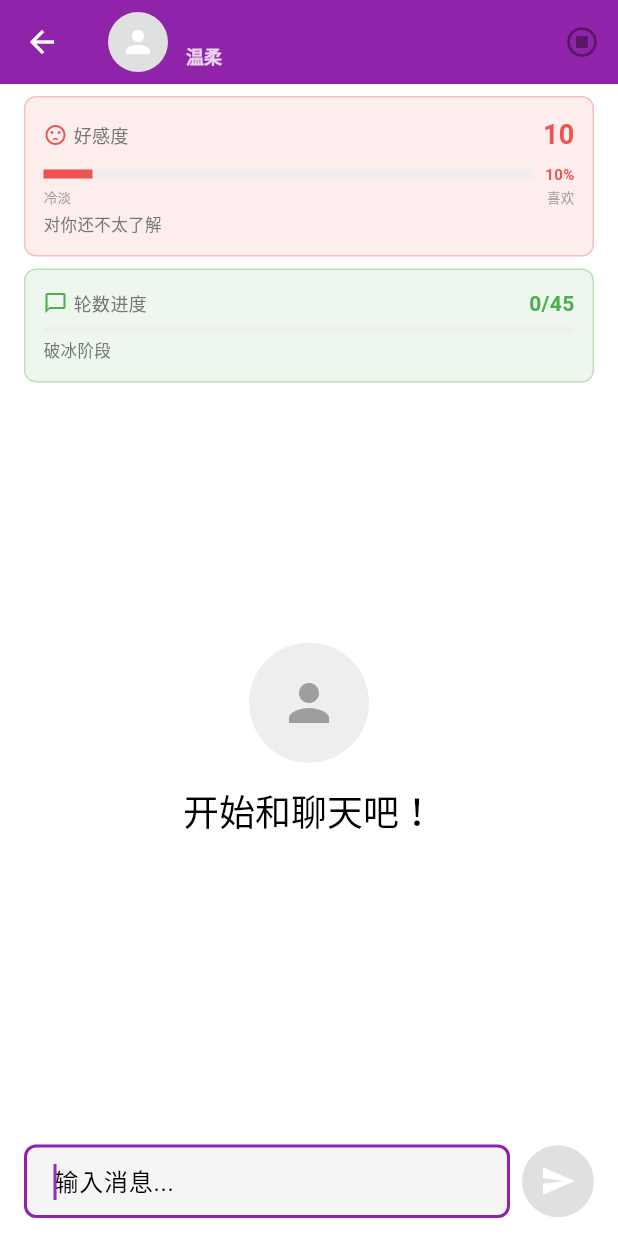
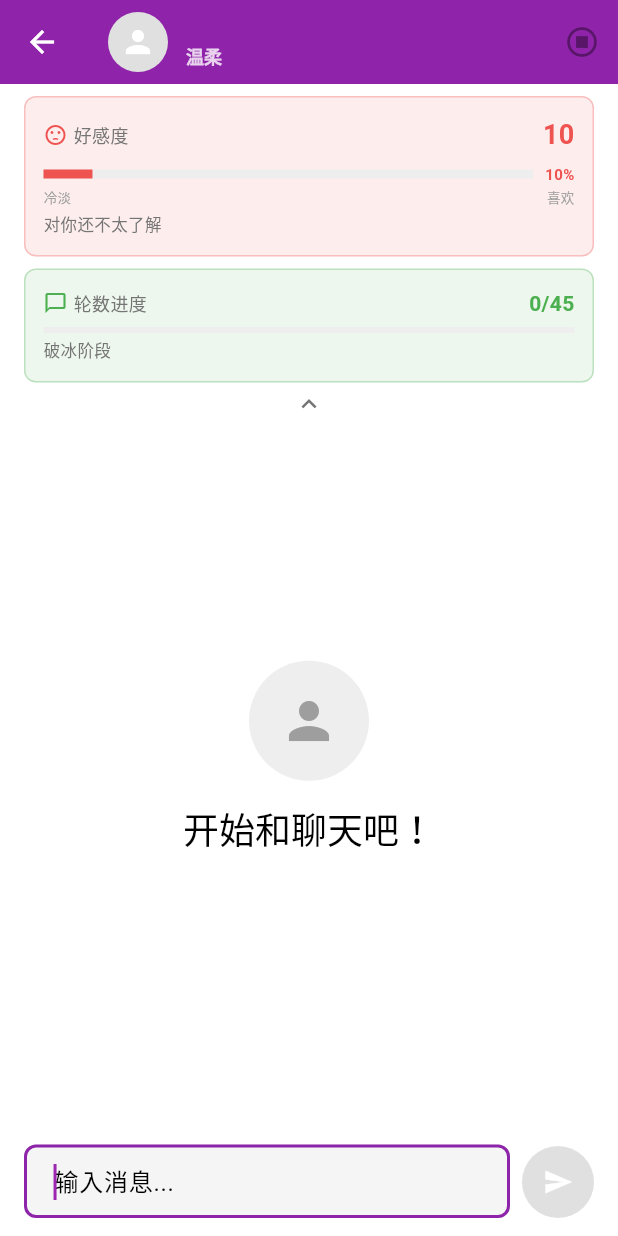
Before and after one commit to lixuedenon/chat_trainer_clean, a Flutter app: the ChatPage screen opened directly with empty values, on a phone screen of 412 x 824 dp. Run offline on Flutter 3.47's test engine with Material 3 defaults, Android fonts, the phone set to English and light mode, and no system bars; our stand-ins replace hive_flutter; accounts and stored records are empty.

Commit message:
更新代码

```diff
--- a/lib/features/auth/pages/login_page.dart
+++ b/lib/features/auth/pages/login_page.dart
@@ -1,4 +1,4 @@
-// lib/features/auth/pages/login_page.dart (修改提示信息)
+// lib/features/auth/pages/login_page.dart
 
 import 'package:flutter/material.dart';
 import 'package:provider/provider.dart';
@@ -28,19 +28,22 @@ class _LoginPageState extends State<LoginPage> {
   @override
   Widget build(BuildContext context) {
     return Scaffold(
+      resizeToAvoidBottomInset: true,
       appBar: AppBar(
         title: const Text('登录'),
         centerTitle: true,
       ),
-      body: Consumer<AuthController>(
+      body: SafeArea(
+        child: SingleChildScrollView(
+          padding: const EdgeInsets.all(16),
+          child: Consumer<AuthController>(
             builder: (context, authController, child) {
-          return Padding(
-            padding: const EdgeInsets.all(16),
-            child: Form(
+              return Form(
                 key: _formKey,
                 child: Column(
                   mainAxisAlignment: MainAxisAlignment.center,
                   children: [
+                    const SizedBox(height: 40),
                     Icon(
                       Icons.chat_bubble_outline,
                       size: 80,
@@ -140,33 +143,26 @@ class _LoginPageState extends State<LoginPage> {
                         style: TextStyle(fontSize: 12),
                       ),
                     ),
+                    const SizedBox(height: 40),
                   ],
-              ),
                 ),
               );
             },
+          ),
+        ),
       ),
     );
   }
 
   Future<void> _handleLogin(AuthController authController) async {
     if (_formKey.currentState?.validate() ?? false) {
-      print('开始登录验证');
-      print('用户名: ${_usernameController.text}');
-
       final success = await authController.login(
         _usernameController.text,
         _passwordController.text,
       );
 
-      print('登录结果: $success');
-
       if (success && mounted) {
-        print('登录成功，返回主页');
         Navigator.of(context).pop();
-        print('已执行pop操作');
-      } else {
-        print('登录失败或页面已销毁');
       }
     }
   }
--- a/lib/features/chat/pages/basic_chat_page.dart
+++ b/lib/features/chat/pages/basic_chat_page.dart
@@ -1,4 +1,4 @@
-// lib/features/chat/pages/basic_chat_page.dart (修复停止聊天跳转)
+// lib/features/chat/pages/basic_chat_page.dart
 
 import 'package:flutter/material.dart';
 import 'package:provider/provider.dart';
@@ -31,6 +31,7 @@ class _ChatPageState extends State<ChatPage> with TickerProviderStateMixin {
   final ScrollController _scrollController = ScrollController();
   late AnimationController _fadeAnimationController;
   late Animation<double> _fadeAnimation;
+  bool _isStatusBarExpanded = true; // 状态栏是否展开
 
   @override
   void initState() {
@@ -89,6 +90,7 @@ class _ChatPageState extends State<ChatPage> with TickerProviderStateMixin {
     return ChangeNotifierProvider.value(
       value: _chatController,
       child: Scaffold(
+        resizeToAvoidBottomInset: true,
         appBar: _buildAppBar(),
         body: FadeTransition(
           opacity: _fadeAnimation,
@@ -156,8 +158,19 @@ class _ChatPageState extends State<ChatPage> with TickerProviderStateMixin {
   }
 
   Widget _buildStatusBar() {
-    return Container(
-      padding: const EdgeInsets.symmetric(horizontal: 16, vertical: 8),
+    return GestureDetector(
+      onTap: () {
+        setState(() {
+          _isStatusBarExpanded = !_isStatusBarExpanded;
+        });
+      },
+      child: AnimatedContainer(
+        duration: const Duration(milliseconds: 300),
+        curve: Curves.easeInOut,
+        padding: EdgeInsets.symmetric(
+          horizontal: 16,
+          vertical: _isStatusBarExpanded ? 8 : 4,
+        ),
         decoration: BoxDecoration(
           color: Theme.of(context).colorScheme.surface,
           border: Border(
@@ -169,6 +182,56 @@ class _ChatPageState extends State<ChatPage> with TickerProviderStateMixin {
         ),
         child: Consumer<ChatController>(
           builder: (context, controller, child) {
+            if (!_isStatusBarExpanded) {
+              // 折叠状态：只显示简要信息
+              return Row(
+                children: [
+                  Icon(
+                    Icons.favorite,
+                    size: 16,
+                    color: ThemeManager.getFavorabilityColor(
+                      controller.currentFavorability,
+                      ThemeManager.currentTheme,
+                    ),
+                  ),
+                  const SizedBox(width: 4),
+                  Text(
+                    '${controller.currentFavorability}',
+                    style: TextStyle(
+                      fontSize: 14,
+                      fontWeight: FontWeight.bold,
+                      color: ThemeManager.getFavorabilityColor(
+                        controller.currentFavorability,
+                        ThemeManager.currentTheme,
+                      ),
+                    ),
+                  ),
+                  const SizedBox(width: 16),
+                  Icon(
+                    Icons.chat_bubble_outline,
+                    size: 16,
+                    color: Theme.of(context).primaryColor,
+                  ),
+                  const SizedBox(width: 4),
+                  Text(
+                    '${controller.effectiveRounds}/40',
+                    style: TextStyle(
+                      fontSize: 14,
+                      fontWeight: FontWeight.bold,
+                      color: Theme.of(context).primaryColor,
+                    ),
+                  ),
+                  const Spacer(),
+                  Icon(
+                    Icons.keyboard_arrow_down,
+                    size: 20,
+                    color: Colors.grey[600],
+                  ),
+                ],
+              );
+            }
+
+            // 展开状态：显示完整信息
             return Column(
               children: [
                 Row(
@@ -195,9 +258,21 @@ class _ChatPageState extends State<ChatPage> with TickerProviderStateMixin {
                     ),
                   ],
                 ),
+                const SizedBox(height: 4),
+                Row(
+                  mainAxisAlignment: MainAxisAlignment.center,
+                  children: [
+                    Icon(
+                      Icons.keyboard_arrow_up,
+                      size: 20,
+                      color: Colors.grey[600],
+                    ),
+                  ],
+                ),
               ],
             );
           },
+        ),
       ),
     );
   }
@@ -235,8 +310,10 @@ class _ChatPageState extends State<ChatPage> with TickerProviderStateMixin {
 
   Widget _buildEmptyState() {
     return Center(
+      child: SingleChildScrollView(
+        padding: const EdgeInsets.all(16),
         child: Column(
-        mainAxisAlignment: MainAxisAlignment.center,
+          mainAxisSize: MainAxisSize.min,
           children: [
             CircleAvatar(
               radius: 40,
@@ -257,6 +334,7 @@ class _ChatPageState extends State<ChatPage> with TickerProviderStateMixin {
               textAlign: TextAlign.center,
             ),
           ],
+        ),
       ),
     );
   }
@@ -409,10 +487,8 @@ class _ChatPageState extends State<ChatPage> with TickerProviderStateMixin {
     }
   }
 
-  // 最终修复：使用正确的路由名称
   Future<void> _endConversation() async {
     try {
-      // 显示加载对话框
       showDialog(
         context: context,
         barrierDismissible: false,
@@ -430,12 +506,10 @@ class _ChatPageState extends State<ChatPage> with TickerProviderStateMixin {
       await _chatController.endConversation();
 
       if (mounted) {
-        // 关闭加载对话框
         Navigator.of(context).pop();
 
-        // 修复：使用app_routes.dart中正确配置的路由名称
         Navigator.of(context).pushReplacementNamed(
-          '/analysis_detail',  // 注意：这里是下划线，不是驼峰
+          '/analysis_detail',
           arguments: {
             'conversation': _chatController.currentConversation,
             'character': widget.character,
@@ -445,7 +519,6 @@ class _ChatPageState extends State<ChatPage> with TickerProviderStateMixin {
       }
     } catch (e) {
       if (mounted) {
-        // 关闭加载对话框
         Navigator.of(context).pop();
 
         ScaffoldMessenger.of(context).showSnackBar(
--- a/lib/features/chat/widgets/chat_input.dart
+++ b/lib/features/chat/widgets/chat_input.dart
@@ -1,4 +1,4 @@
-// lib/features/chat/widgets/chat_input.dart (修复焦点问题)
+// lib/features/chat/widgets/chat_input.dart
 
 import 'package:flutter/material.dart';
 
@@ -29,7 +29,6 @@ class _ChatInputState extends State<ChatInput> {
   void initState() {
     super.initState();
     _textController.addListener(_onTextChanged);
-    // 延迟聚焦，确保页面完全加载
     Future.delayed(const Duration(milliseconds: 100), () {
       if (mounted) {
         _focusNode.requestFocus();
@@ -66,14 +65,12 @@ class _ChatInputState extends State<ChatInput> {
       await widget.onSendMessage(message);
       _textController.clear();
 
-      // 关键修复：强制重新聚焦，增加延迟确保消息发送完成
       Future.delayed(const Duration(milliseconds: 50), () {
         if (mounted && widget.enabled && _focusNode.canRequestFocus) {
           _focusNode.requestFocus();
         }
       });
     } catch (e) {
-      // 错误处理在父组件中进行
       rethrow;
     } finally {
       if (mounted) {
@@ -98,7 +95,6 @@ class _ChatInputState extends State<ChatInput> {
           ElevatedButton(
             onPressed: () {
               Navigator.of(context).pop();
-              // 可以添加充值页面导航
             },
             child: const Text('去充值'),
           ),
@@ -119,7 +115,7 @@ class _ChatInputState extends State<ChatInput> {
                    widget.remainingCredits > 0;
 
     return Container(
-      padding: const EdgeInsets.symmetric(horizontal: 16, vertical: 12),
+      padding: const EdgeInsets.fromLTRB(16, 12, 16, 12),
       child: Column(
         mainAxisSize: MainAxisSize.min,
         children: [
@@ -140,8 +136,13 @@ class _ChatInputState extends State<ChatInput> {
               ),
             ),
           Row(
+            crossAxisAlignment: CrossAxisAlignment.end,
             children: [
               Expanded(
+                child: ConstrainedBox(
+                  constraints: const BoxConstraints(
+                    maxHeight: 100,
+                  ),
                   child: TextField(
                     controller: _textController,
                     focusNode: _focusNode,
@@ -163,11 +164,15 @@ class _ChatInputState extends State<ChatInput> {
                         vertical: 12,
                       ),
                       counterText: '',
+                      isDense: true,
+                    ),
                   ),
                 ),
               ),
               const SizedBox(width: 8),
               Container(
+                width: 48,
+                height: 48,
                 decoration: BoxDecoration(
                   color: canSend ? Theme.of(context).primaryColor : Colors.grey[300],
                   shape: BoxShape.circle,
@@ -183,7 +188,7 @@ class _ChatInputState extends State<ChatInput> {
                             valueColor: AlwaysStoppedAnimation<Color>(Colors.white),
                           ),
                         )
-                      : const Icon(Icons.send, color: Colors.white),
+                      : const Icon(Icons.send, color: Colors.white, size: 20),
                 ),
               ),
             ],
--- a/lib/routes/app_routes.dart
+++ b/lib/routes/app_routes.dart
@@ -1,4 +1,4 @@
-// lib/routes/app_routes.dart (完整调试版)
+// lib/routes/app_routes.dart
 
 import 'package:flutter/material.dart';
 import '../features/home/pages/home_page.dart';
@@ -90,6 +90,7 @@ class AppRoutes {
         print('🔴 [Routes] CharacterSelection缺少用户参数');
         return _errorRoute('缺少用户信息');
 
+      case '/chat':
       case basicChat:
         print('🟣 [Routes] 生成BasicChat路由');
         final args = settings.arguments as Map<String, dynamic>?;
--- a/lib/shared/services/mock_ai_service.dart
+++ b/lib/shared/services/mock_ai_service.dart
@@ -117,8 +117,8 @@ class MockAIService {
     required List<MessageModel> conversationHistory,
     required int currentFavorability,
   }) async {
-    // 模拟网络延迟
-    await Future.delayed(Duration(milliseconds: 500 + _random.nextInt(1500)));
+    // 短暂延时，让回复更自然
+    await Future.delayed(Duration(milliseconds: 50 + _random.nextInt(150)));
 
     // 获取角色模板
     final templates = _conversationTemplates[characterId] ?? [];
```
Lines whose indentation alone changed are shown as unchanged.
